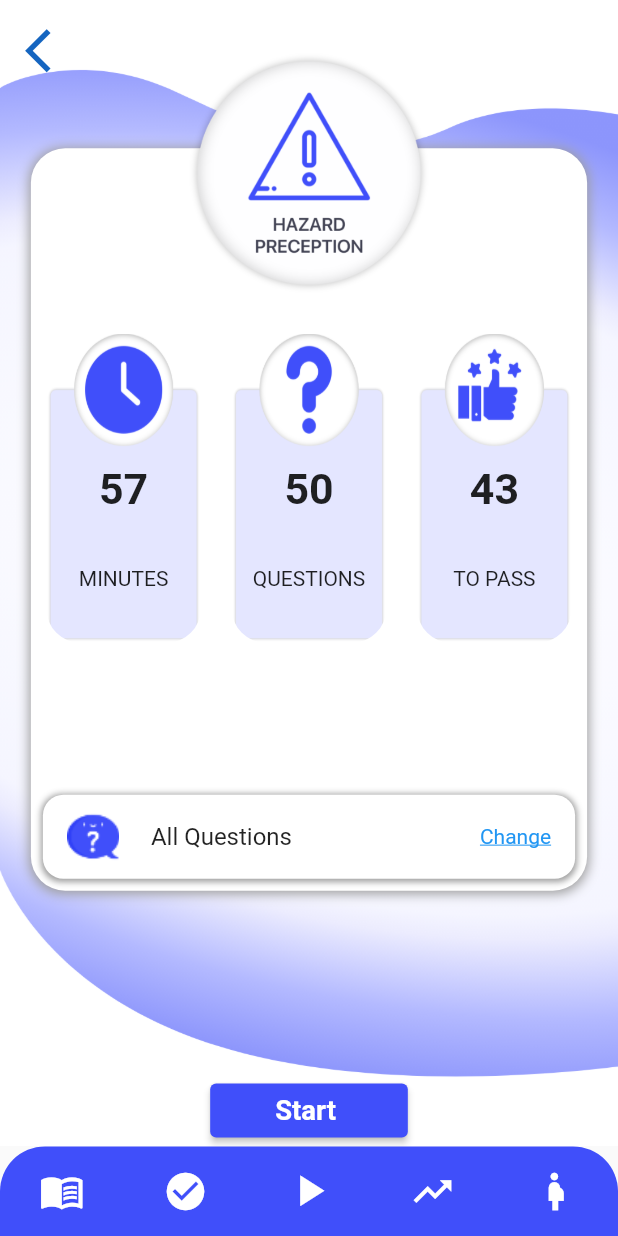
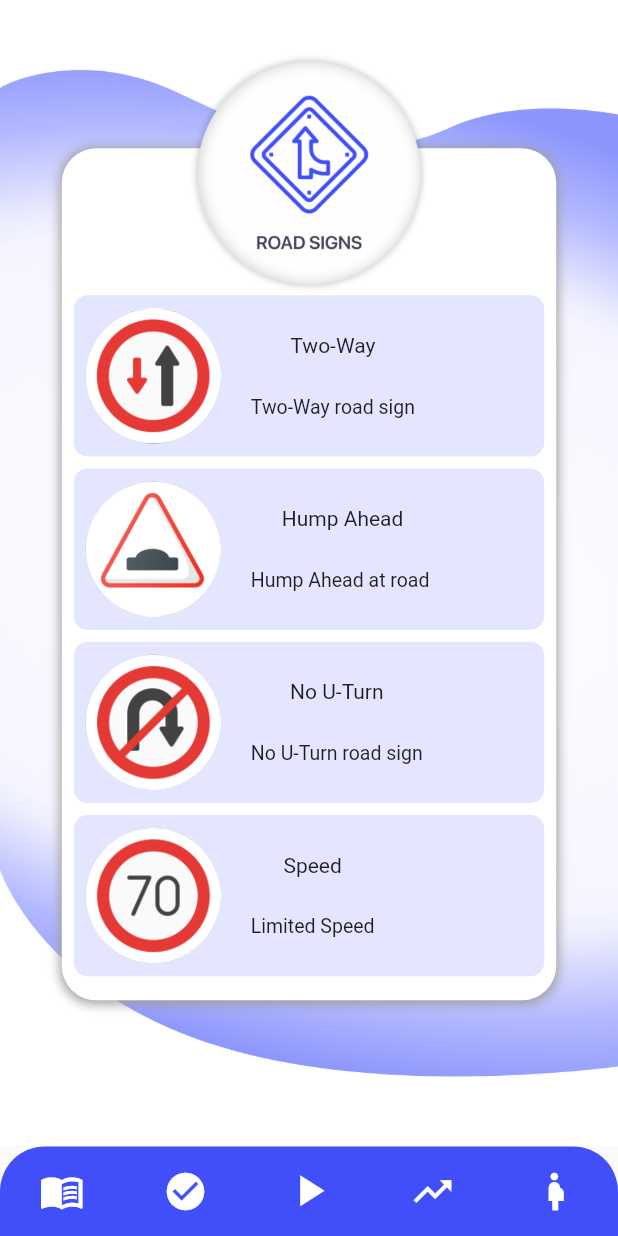
Before and after one commit to saadkhawar289/Driving-Thoery, a Flutter app: the screen it shows after launch, on a phone screen of 412 x 824 dp. Run offline on Flutter 3.47's test engine with Material 2 defaults, Android fonts, the phone set to English and light mode, and no system bars; our stand-ins replace device_preview, flutter_screenutil, percent_indicator.

Commit message:
list_road_signs.dart

```diff
--- /dev/null
+++ b/driving_theory/lib/Screens/list_road_signs.dart
@@ -0,0 +1,305 @@
+import 'package:driving_theory/CustomWidgets/bottomNavBar.dart';
+import 'package:flutter/cupertino.dart';
+import 'package:flutter/material.dart';
+import 'package:flutter_screenutil/flutter_screenutil.dart';
+
+class ListRoadSigns extends StatefulWidget {
+  const ListRoadSigns({Key? key}) : super(key: key);
+
+  @override
+  _TheoryTestState createState() => _TheoryTestState();
+}
+
+class _TheoryTestState extends State<ListRoadSigns> {
+  DecorationImage _buildServiceBoxImage(String image) {
+    return DecorationImage(fit: BoxFit.fill, image: AssetImage(image));
+  }
+
+  @override
+  Widget build(BuildContext context) {
+    return Container(
+      color: Colors.blue[200],
+      child: SafeArea(
+        child: Scaffold(
+          bottomNavigationBar: BottomNavBar(),
+          body: Container(
+            decoration: BoxDecoration(
+                image: _buildServiceBoxImage('assets/Wallpaper.png')),
+            child: Stack(children: [
+              Column(
+                //  mainAxisAlignment: MainAxisAlignment.center,
+                children: <Widget>[
+                  Center(
+                    child: Container(
+                      margin: EdgeInsets.only(top: 0.02.sh),
+
+                      width: 0.35.sw,
+                      height: 0.08.sh,
+                      //child: Image.asset('assets/Drivinglogo.png'),
+                    ),
+                  ),
+                  // SizedBox(height: 10.h,),
+                  Expanded(
+                    flex: 6,
+                    child: Container(
+                        decoration: BoxDecoration(
+                            boxShadow: [
+                              BoxShadow(
+                                spreadRadius: 1,
+                                offset: Offset(0.0, 1.0), //(x,y)
+                                blurRadius: 6.0,
+                                color: Colors.grey,
+                              )
+                            ],
+                            color: Colors.white,
+                            borderRadius: BorderRadius.circular(20.r)),
+                        margin: EdgeInsets.only(top: 0.02.sh),
+                        width: 0.80.sw,
+                        //height: 0.55.sh,
+                        child: Padding(
+                            padding:
+                                const EdgeInsets.only(top: 90.0, bottom: 5),
+                            child: SingleChildScrollView(
+                              child: Column(
+                                children: [
+                                  Padding(
+                                    padding: const EdgeInsets.only(
+                                        top: 8.0, left: 8.0, right: 8.0),
+                                    child: Container(
+                                        decoration: BoxDecoration(
+                                            color: const Color(0xFFE4E6FF),
+                                            borderRadius:
+                                                BorderRadius.circular(8.r)),
+                                        height: 90.h,
+                                        child: Row(
+                                          children: [
+                                            Padding(
+                                              padding: const EdgeInsets.only(
+                                                  left: 8.0),
+                                              child: Container(
+                                                height: 90,
+                                                width: 90,
+                                                child: Image.asset(
+                                                  "assets/two_way.png",
+                                                  fit: BoxFit.fill,
+                                                ),
+                                                decoration: BoxDecoration(
+                                                    color: Colors.black45,
+                                                    borderRadius:
+                                                        BorderRadius.circular(
+                                                            50.r)),
+                                              ),
+                                            ),
+                                            Padding(
+                                              padding: const EdgeInsets.only(
+                                                  left: 20.0),
+                                              child: Column(
+                                                mainAxisAlignment:
+                                                    MainAxisAlignment
+                                                        .spaceEvenly,
+                                                children: [
+                                                  Text("Two-Way"),
+                                                  Text(
+                                                    "Two-Way road sign",
+                                                    style:
+                                                        TextStyle(fontSize: 13),
+                                                  )
+                                                ],
+                                              ),
+                                            )
+                                          ],
+                                        )),
+                                  ),
+                                  Padding(
+                                    padding: const EdgeInsets.only(
+                                        top: 8.0, left: 8.0, right: 8.0),
+                                    child: Container(
+                                        decoration: BoxDecoration(
+                                            color: const Color(0xFFE4E6FF),
+                                            borderRadius:
+                                                BorderRadius.circular(8.r)),
+                                        height: 90.h,
+                                        child: Row(
+                                          children: [
+                                            Padding(
+                                              padding: const EdgeInsets.only(
+                                                  left: 8.0),
+                                              child: Container(
+                                                height: 90,
+                                                width: 90,
+                                                child: Image.asset(
+                                                  "assets/hump_ahead.png",
+                                                  fit: BoxFit.fill,
+                                                ),
+                                                decoration: BoxDecoration(
+                                                    color: Colors.black45,
+                                                    borderRadius:
+                                                        BorderRadius.circular(
+                                                            50.r)),
+                                              ),
+                                            ),
+                                            Padding(
+                                              padding: const EdgeInsets.only(
+                                                  left: 20.0),
+                                              child: Column(
+                                                mainAxisAlignment:
+                                                    MainAxisAlignment
+                                                        .spaceEvenly,
+                                                children: [
+                                                  Text("Hump Ahead"),
+                                                  Text(
+                                                    "Hump Ahead at road ",
+                                                    style:
+                                                        TextStyle(fontSize: 13),
+                                                  )
+                                                ],
+                                              ),
+                                            )
+                                          ],
+                                        )),
+                                  ),
+                                  Padding(
+                                    padding: const EdgeInsets.only(
+                                        top: 8.0, left: 8.0, right: 8.0),
+                                    child: Container(
+                                        decoration: BoxDecoration(
+                                            color: const Color(0xFFE4E6FF),
+                                            borderRadius:
+                                                BorderRadius.circular(8.r)),
+                                        height: 90.h,
+                                        child: Row(
+                                          children: [
+                                            Padding(
+                                              padding: const EdgeInsets.only(
+                                                  left: 8.0),
+                                              child: Container(
+                                                height: 90,
+                                                width: 90,
+                                                child: Image.asset(
+                                                  "assets/u_turn.png",
+                                                  fit: BoxFit.fill,
+                                                ),
+                                                decoration: BoxDecoration(
+                                                    color: Colors.black45,
+                                                    borderRadius:
+                                                        BorderRadius.circular(
+                                                            50.r)),
+                                              ),
+                                            ),
+                                            Padding(
+                                              padding: const EdgeInsets.only(
+                                                  left: 20.0),
+                                              child: Column(
+                                                mainAxisAlignment:
+                                                    MainAxisAlignment
+                                                        .spaceEvenly,
+                                                children: [
+                                                  Text("No U-Turn"),
+                                                  Text(
+                                                    "No U-Turn road sign",
+                                                    style:
+                                                        TextStyle(fontSize: 13),
+                                                  )
+                                                ],
+                                              ),
+                                            )
+                                          ],
+                                        )),
+                                  ),
+                                  Padding(
+                                    padding: const EdgeInsets.only(
+                                        top: 8.0, left: 8.0, right: 8.0),
+                                    child: Container(
+                                        decoration: BoxDecoration(
+                                            color: const Color(0xFFE4E6FF),
+                                            borderRadius:
+                                                BorderRadius.circular(8.r)),
+                                        height: 90.h,
+                                        child: Row(
+                                          children: [
+                                            Padding(
+                                              padding: const EdgeInsets.only(
+                                                  left: 8.0),
+                                              child: Container(
+                                                height: 90,
+                                                width: 90,
+                                                child: Image.asset(
+                                                  "assets/speed.png",
+                                                  fit: BoxFit.fill,
+                                                ),
+                                                decoration: BoxDecoration(
+                                                    color: Colors.black45,
+                                                    borderRadius:
+                                                        BorderRadius.circular(
+                                                            50.r)),
+                                              ),
+                                            ),
+                                            Padding(
+                                              padding: const EdgeInsets.only(
+                                                  left: 20.0),
+                                              child: Column(
+                                                mainAxisAlignment:
+                                                    MainAxisAlignment
+                                                        .spaceEvenly,
+                                                children: [
+                                                  Text("Speed"),
+                                                  Text(
+                                                    "Limited Speed",
+                                                    style:
+                                                        TextStyle(fontSize: 13),
+                                                  )
+                                                ],
+                                              ),
+                                            )
+                                          ],
+                                        )),
+                                  ),
+                                ],
+                              ),
+                            ))),
+                  ),
+                  Expanded(
+                    flex: 1,
+                    child: Container(
+                      margin: EdgeInsets.only(top: 45.h),
+                      child: Container(),
+                    ),
+                  ),
+                ],
+              ),
+              Positioned(
+                // top: 0.12.sh,
+                // left: 0.14.sw,
+                child: Padding(
+                  padding: EdgeInsets.symmetric(vertical: 0.04.sh),
+                  child: Align(
+                    alignment: AlignmentDirectional.topCenter,
+                    child: Container(
+                        decoration: BoxDecoration(
+                            color: Colors.transparent,
+                            boxShadow: [
+                              BoxShadow(
+                                //spreadRadius: 1,
+                                offset: Offset(0.0, 0.0), //(x,y)
+                                blurRadius: 6.0,
+                                color: Colors.transparent,
+                              )
+                            ],
+                            // color: Colors.white,
+                            borderRadius: BorderRadius.circular(90.r)),
+                        child: Image.asset(
+                          'assets/roadsigns.png',
+                          fit: BoxFit.cover,
+                          height: 0.20.sh,
+                        )),
+                  ),
+                ),
+              ),
+            ]),
+          ),
+          // This trailing comma makes auto-formatting nicer for build methods.
+        ),
+      ),
+    );
+  }
+}
--- a/driving_theory/lib/main.dart
+++ b/driving_theory/lib/main.dart
@@ -1,9 +1,8 @@
 import 'package:device_preview/device_preview.dart';
-import 'package:driving_theory/Screens/mock_test.dart';
 import 'package:flutter/material.dart';
 import 'package:flutter_screenutil/flutter_screenutil.dart';
 
-import 'Screens/road_signs.dart';
+import 'Screens/list_road_signs.dart';
 
 void main() {
   runApp(MyApp());
@@ -16,13 +15,13 @@ class MyApp extends StatelessWidget {
     return ScreenUtilInit(
         //designSize: Size(428, 926),,
         builder: () => DevicePreview(
-            enabled: false,
+            enabled: true,
             builder: (context) => MaterialApp(
                   debugShowCheckedModeBanner: false,
                   theme: ThemeData(primaryColor: const Color(0xFF404FFA)),
                   // home: Splash(),
                   routes: {
-                    '/': (BuildContext context) => MockTest(),
+                    '/': (BuildContext context) => ListRoadSigns(),
                   },
                 )));
   }
```
Also changed, not shown: driving_theory/assets/hump_ahead.png (added), driving_theory/assets/speed.png (added), driving_theory/assets/two_way.png (added), driving_theory/assets/u_turn.png (added).
